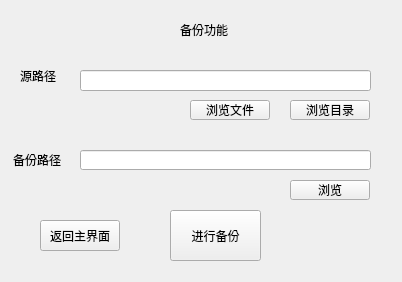
This is backup.ui in Vergilllll/backup as Qt 5 draws it before an edit. The edited form follows.
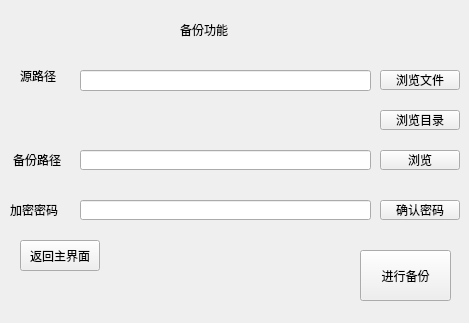
This is the edited form. Icons and pictures are not drawn.

Diff of the .ui file:
```diff
--- a/backup.ui
+++ b/backup.ui
@@ -6,8 +6,8 @@
    <rect>
     <x>0</x>
     <y>0</y>
-    <width>402</width>
-    <height>282</height>
+    <width>469</width>
+    <height>323</height>
    </rect>
   </property>
   <property name="windowTitle">
@@ -16,8 +16,8 @@
   <widget class="QPushButton" name="res_button">
    <property name="geometry">
     <rect>
-     <x>190</x>
-     <y>100</y>
+     <x>380</x>
+     <y>70</y>
      <width>80</width>
      <height>20</height>
     </rect>
@@ -91,8 +91,8 @@
   <widget class="QPushButton" name="bu_button">
    <property name="geometry">
     <rect>
-     <x>290</x>
-     <y>180</y>
+     <x>380</x>
+     <y>150</y>
      <width>80</width>
      <height>20</height>
     </rect>
@@ -104,8 +104,8 @@
   <widget class="QPushButton" name="bu">
    <property name="geometry">
     <rect>
-     <x>170</x>
-     <y>210</y>
+     <x>360</x>
+     <y>250</y>
      <width>91</width>
      <height>51</height>
     </rect>
@@ -119,8 +119,8 @@
     <rect>
      <x>0</x>
      <y>0</y>
-     <width>402</width>
-     <height>282</height>
+     <width>469</width>
+     <height>323</height>
     </rect>
    </property>
    <property name="styleSheet">
@@ -133,8 +133,8 @@
   <widget class="QPushButton" name="return_main">
    <property name="geometry">
     <rect>
-     <x>40</x>
-     <y>220</y>
+     <x>20</x>
+     <y>240</y>
      <width>80</width>
      <height>31</height>
     </rect>
@@ -146,8 +146,8 @@
   <widget class="QPushButton" name="directory_button">
    <property name="geometry">
     <rect>
-     <x>290</x>
-     <y>100</y>
+     <x>380</x>
+     <y>110</y>
      <width>80</width>
      <height>20</height>
     </rect>
@@ -156,6 +156,42 @@
     <string>浏览目录</string>
    </property>
   </widget>
+  <widget class="QPushButton" name="pwd_button">
+   <property name="geometry">
+    <rect>
+     <x>380</x>
+     <y>200</y>
+     <width>80</width>
+     <height>20</height>
+    </rect>
+   </property>
+   <property name="text">
+    <string>确认密码</string>
+   </property>
+  </widget>
+  <widget class="QLabel" name="password_label">
+   <property name="geometry">
+    <rect>
+     <x>10</x>
+     <y>200</y>
+     <width>61</width>
+     <height>20</height>
+    </rect>
+   </property>
+   <property name="text">
+    <string>加密密码</string>
+   </property>
+  </widget>
+  <widget class="QLineEdit" name="password">
+   <property name="geometry">
+    <rect>
+     <x>80</x>
+     <y>200</y>
+     <width>291</width>
+     <height>20</height>
+    </rect>
+   </property>
+  </widget>
   <zorder>label</zorder>
   <zorder>res_button</zorder>
   <zorder>origin_res</zorder>
```
Left out of the diff: 3 changed lines with no effect on the pictures.
